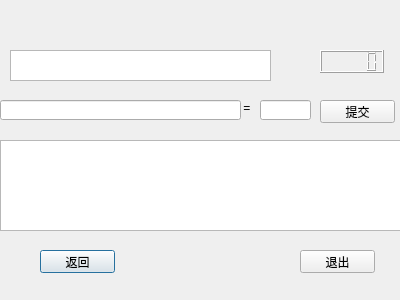
Before: the Qt Designer form UI/trachinese.ui in whumashuai/QTcalgen, drawn with Qt 5.
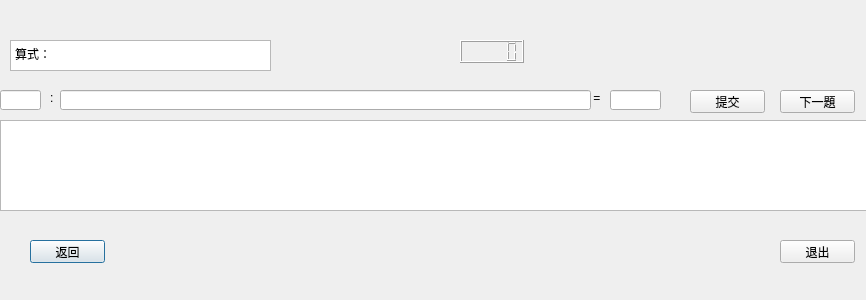
After: the same form once the commit is applied.

```diff
--- a/UI/trachinese.ui
+++ b/UI/trachinese.ui
@@ -1,12 +1,12 @@
 <?xml version="1.0" encoding="UTF-8"?>
 <ui version="4.0">
- <class>traChinese</class>
- <widget class="QDialog" name="traChinese">
+ <class>trachinese</class>
+ <widget class="QDialog" name="trachinese">
   <property name="geometry">
    <rect>
     <x>0</x>
     <y>0</y>
-    <width>400</width>
+    <width>866</width>
     <height>300</height>
    </rect>
   </property>
@@ -16,8 +16,8 @@
   <widget class="QPushButton" name="pushButton">
    <property name="geometry">
     <rect>
-     <x>40</x>
-     <y>250</y>
+     <x>30</x>
+     <y>240</y>
      <width>75</width>
      <height>23</height>
     </rect>
@@ -26,92 +26,135 @@
     <string>返回</string>
    </property>
   </widget>
-  <widget class="QPushButton" name="pushButton_3">
+  <widget class="QLabel" name="label_2">
    <property name="geometry">
     <rect>
-     <x>320</x>
-     <y>100</y>
-     <width>75</width>
-     <height>23</height>
+     <x>50</x>
+     <y>90</y>
+     <width>21</width>
+     <height>16</height>
     </rect>
    </property>
    <property name="text">
-    <string>提交</string>
+    <string>:</string>
    </property>
   </widget>
-  <widget class="QPushButton" name="pushButton_2">
+  <widget class="QLabel" name="label">
    <property name="geometry">
     <rect>
-     <x>300</x>
-     <y>250</y>
-     <width>75</width>
-     <height>23</height>
+     <x>590</x>
+     <y>90</y>
+     <width>21</width>
+     <height>16</height>
     </rect>
    </property>
    <property name="text">
-    <string>退出</string>
-   </property>
-  </widget>
-  <widget class="QLCDNumber" name="lcdNumber">
-   <property name="geometry">
-    <rect>
-     <x>320</x>
-     <y>50</y>
-     <width>64</width>
-     <height>23</height>
-    </rect>
+    <string> =</string>
    </property>
   </widget>
   <widget class="QLineEdit" name="lineEdit_2">
    <property name="geometry">
     <rect>
-     <x>260</x>
-     <y>100</y>
+     <x>610</x>
+     <y>90</y>
      <width>51</width>
      <height>20</height>
     </rect>
    </property>
   </widget>
+  <widget class="QLCDNumber" name="lcdNumber">
+   <property name="geometry">
+    <rect>
+     <x>460</x>
+     <y>40</y>
+     <width>64</width>
+     <height>23</height>
+    </rect>
+   </property>
+  </widget>
+  <widget class="QPushButton" name="pushButton_4">
+   <property name="geometry">
+    <rect>
+     <x>780</x>
+     <y>90</y>
+     <width>75</width>
+     <height>23</height>
+    </rect>
+   </property>
+   <property name="text">
+    <string>下一題</string>
+   </property>
+  </widget>
   <widget class="QTextEdit" name="textEdit">
    <property name="geometry">
     <rect>
      <x>0</x>
-     <y>140</y>
-     <width>401</width>
+     <y>120</y>
+     <width>871</width>
      <height>91</height>
     </rect>
    </property>
   </widget>
-  <widget class="QLabel" name="label">
-   <property name="geometry">
-    <rect>
-     <x>240</x>
-     <y>100</y>
-     <width>21</width>
-     <height>16</height>
-    </rect>
-   </property>
-   <property name="text">
-    <string> =</string>
-   </property>
-  </widget>
   <widget class="QLineEdit" name="lineEdit">
    <property name="geometry">
     <rect>
-     <x>0</x>
-     <y>100</y>
-     <width>241</width>
+     <x>60</x>
+     <y>90</y>
+     <width>531</width>
      <height>20</height>
     </rect>
    </property>
   </widget>
+  <widget class="QPushButton" name="pushButton_3">
+   <property name="geometry">
+    <rect>
+     <x>690</x>
+     <y>90</y>
+     <width>75</width>
+     <height>23</height>
+    </rect>
+   </property>
+   <property name="text">
+    <string>提交</string>
+   </property>
+  </widget>
   <widget class="QTextEdit" name="textEdit_2">
    <property name="geometry">
     <rect>
      <x>10</x>
-     <y>50</y>
+     <y>40</y>
      <width>261</width>
      <height>31</height>
+    </rect>
+   </property>
+   <property name="html">
+    <string>&lt;!DOCTYPE HTML PUBLIC &quot;-//W3C//DTD HTML 4.0//EN&quot; &quot;http://www.w3.org/TR/REC-html40/strict.dtd&quot;&gt;
+&lt;html&gt;&lt;head&gt;&lt;meta name=&quot;qrichtext&quot; content=&quot;1&quot; /&gt;&lt;style type=&quot;text/css&quot;&gt;
+p, li { white-space: pre-wrap; }
+&lt;/style&gt;&lt;/head&gt;&lt;body style=&quot; font-family:'SimSun'; font-size:9pt; font-weight:400; font-style:normal;&quot;&gt;
+&lt;p style=&quot; margin-top:0px; margin-bottom:0px; margin-left:0px; margin-right:0px; -qt-block-indent:0; text-indent:0px;&quot;&gt;算式：&lt;/p&gt;&lt;/body&gt;&lt;/html&gt;</string>
+   </property>
+  </widget>
+  <widget class="QPushButton" name="pushButton_2">
+   <property name="geometry">
+    <rect>
+     <x>780</x>
+     <y>240</y>
+     <width>75</width>
+     <height>23</height>
+    </rect>
+   </property>
+   <property name="text">
+    <string>退出</string>
+   </property>
+  </widget>
+  <widget class="QLineEdit" name="lineEdit_3">
+   <property name="geometry">
+    <rect>
+     <x>0</x>
+     <y>90</y>
+     <width>41</width>
+     <height>20</height>
     </rect>
    </property>
   </widget>
```
